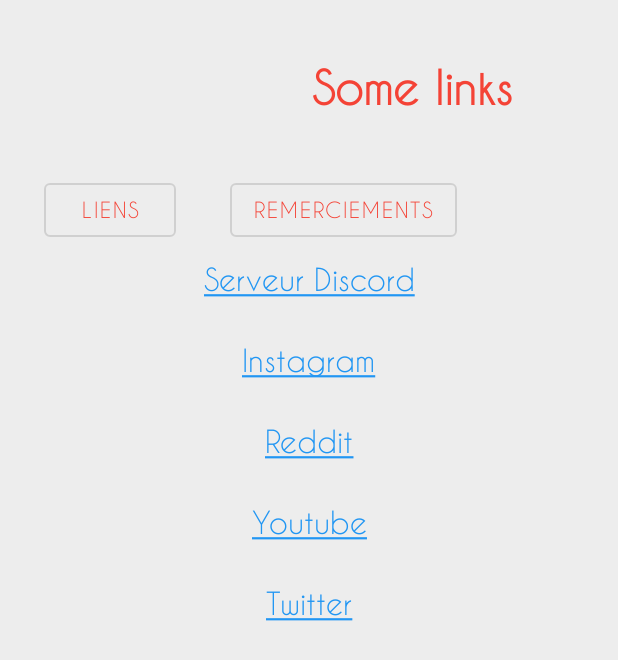
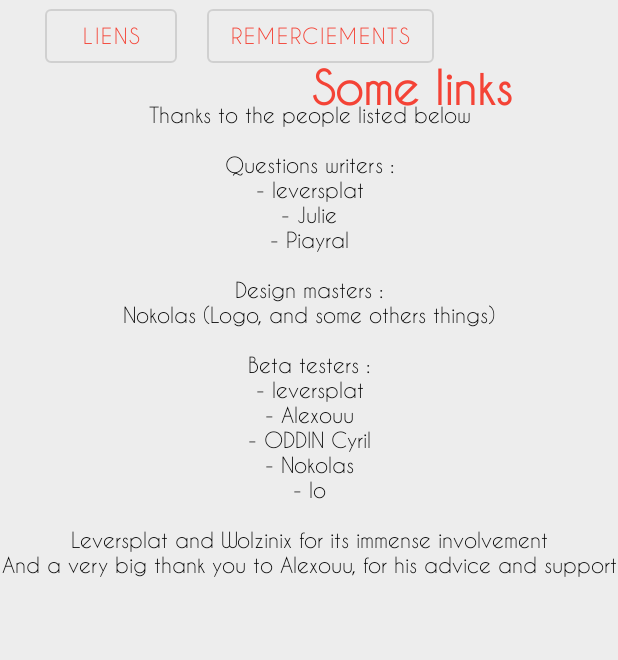
Before and after one commit to jojoyel/jojozquizzapp, an Android app: the LinksActivity screen opened directly, with no data from a screen before it, after a tap on "REMERCIEMENTS", on a phone screen of 412 x 824 dp. Shown: the top 660 px of the screen. Run offline under Robolectric (Android 15) with nearby library versions, the phone set to English and light mode, and no system bars; our stand-ins replace AdMob, data binding; network calls fail.

Commit message:
Fixed switch fragments in LinksActivity, removed ThanksActivity btw

```diff
--- a/app/src/main/AndroidManifest.xml
+++ b/app/src/main/AndroidManifest.xml
@@ -48,9 +48,6 @@
 		<activity
 			android:name=".SelectCategoriesActivity"
 			android:screenOrientation="portrait" />
-		<activity
-			android:name=".ThanksActivity"
-			android:screenOrientation="portrait" />
 
 		<meta-data
 			android:name="com.google.android.gms.ads.APPLICATION_ID"
--- a/app/src/main/java/com/jojo/jojozquizz/LinksActivity.java
+++ b/app/src/main/java/com/jojo/jojozquizz/LinksActivity.java
@@ -1,11 +1,16 @@
 package com.jojo.jojozquizz;
 
+import static android.content.ContentValues.TAG;
+
 import android.os.Bundle;
+import android.util.Log;
+import android.view.ContextThemeWrapper;
 import android.view.View;
 
 import androidx.appcompat.app.AppCompatActivity;
 import androidx.databinding.DataBindingUtil;
 import androidx.fragment.app.Fragment;
+import androidx.fragment.app.FragmentManager;
 
 import com.google.android.gms.ads.AdRequest;
 import com.google.android.gms.ads.AdView;
@@ -17,6 +22,7 @@
 	ActivityLinksBinding mBinding;
 
 	Fragment mLinksFragment, mThanksFragment;
+	FragmentManager mFragmentManager;
 
 	@Override
 	protected void onCreate(Bundle savedInstanceState) {
@@ -30,11 +36,13 @@
 		AdRequest adRequest = new AdRequest.Builder().build();
 		mAdView.loadAd(adRequest);
 
+		mFragmentManager = getSupportFragmentManager();
+
 		mLinksFragment = new LinksFragment();
-		getSupportFragmentManager().beginTransaction()
-			.add(R.id.frame_layout_links, mLinksFragment)
+		mThanksFragment = new ThanksFragment();
+		mFragmentManager.beginTransaction()
+			.replace(R.id.frame_layout_links, mLinksFragment)
 			.commit();
-		mThanksFragment = new ThanksFragment();
 	}
 
 	@Override
@@ -44,17 +52,17 @@
 		if (id == R.id.links_activity_show_links) {
 			if (mLinksFragment == null) {
 				mLinksFragment = new LinksFragment();
-				getSupportFragmentManager().beginTransaction()
-					.add(R.id.frame_layout_links, mLinksFragment)
-					.commit();
 			}
+			mFragmentManager.beginTransaction()
+				.replace(R.id.frame_layout_links, mLinksFragment)
+				.commit();
 		} else if (id == R.id.links_activity_show_thanks) {
 			if (mThanksFragment == null) {
 				mThanksFragment = new ThanksFragment();
-				getSupportFragmentManager().beginTransaction()
-					.add(R.id.frame_layout_links, mThanksFragment)
-					.commit();
 			}
+			mFragmentManager.beginTransaction()
+				.replace(R.id.frame_layout_links, mThanksFragment)
+				.commit();
 		}
 	}
 }
--- a/app/src/main/java/com/jojo/jojozquizz/ThanksFragment.java
+++ b/app/src/main/java/com/jojo/jojozquizz/ThanksFragment.java
@@ -14,7 +14,7 @@
 	@Nullable
 	@Override
 	public View onCreateView(@NonNull LayoutInflater inflater, @Nullable ViewGroup container, @Nullable Bundle savedInstanceState) {
-		View view = inflater.inflate(R.layout.fragment_thanks, container);
+		View view = inflater.inflate(R.layout.fragment_thanks, container, false);
 
 		return view;
 	}
--- a/app/src/main/res/layout/activity_links.xml
+++ b/app/src/main/res/layout/activity_links.xml
@@ -16,7 +16,7 @@
 		tools:context=".LinksActivity">
 
 		<TextView
-			android:id="@+id/activity_main_text_title"
+			android:id="@+id/activity_links_text_title"
 			style="@style/ActivityTitle"
 			android:layout_width="wrap_content"
 			android:layout_height="wrap_content"
@@ -35,11 +35,10 @@
 			style="@style/Widget.MaterialComponents.Button.OutlinedButton"
 			android:layout_width="wrap_content"
 			android:layout_height="wrap_content"
+			android:layout_marginStart="30dp"
+			android:layout_marginTop="20dp"
 			android:onClick="@{handler::onButtonClick}"
-			android:layout_marginTop="20dp"
-			android:text="Liens"
-			app:layout_constraintEnd_toStartOf="@+id/guideline3"
-			app:layout_constraintHorizontal_bias="0.25"
+			android:text="@string/links_button"
 			app:layout_constraintStart_toStartOf="parent"
 			app:layout_constraintTop_toBottomOf="@+id/activity_main_text_title" />
 
@@ -48,18 +47,17 @@
 			style="@style/Widget.MaterialComponents.Button.OutlinedButton"
 			android:layout_width="wrap_content"
 			android:layout_height="wrap_content"
+			android:layout_marginStart="20dp"
 			android:onClick="@{handler::onButtonClick}"
-			android:text="Remerciements"
-			app:layout_constraintEnd_toEndOf="parent"
-			app:layout_constraintHorizontal_bias="0.25"
+			android:text="@string/thanks_button"
 			app:layout_constraintStart_toEndOf="@+id/links_activity_show_links"
 			app:layout_constraintTop_toTopOf="@+id/links_activity_show_links" />
 
 		<FrameLayout
 			android:id="@+id/frame_layout_links"
-			android:layout_width="409dp"
+			android:layout_width="0dp"
 			android:layout_height="0dp"
-			android:layout_marginTop="10dp"
+			android:layout_marginTop="20dp"
 			app:layout_constraintBottom_toTopOf="@+id/adView"
 			app:layout_constraintEnd_toEndOf="parent"
 			app:layout_constraintStart_toStartOf="parent"
--- a/app/src/main/res/layout/fragment_thanks.xml
+++ b/app/src/main/res/layout/fragment_thanks.xml
@@ -2,7 +2,7 @@
 <FrameLayout xmlns:android="http://schemas.android.com/apk/res/android"
 	xmlns:tools="http://schemas.android.com/tools"
 	android:layout_width="match_parent"
-	android:layout_height="match_parent"
+	android:layout_height="wrap_content"
 	tools:context=".ThanksFragment">
 
 	<TextView
--- a/app/src/main/res/values/strings.xml
+++ b/app/src/main/res/values/strings.xml
@@ -42,7 +42,7 @@
 	<string name="content_description_image_bonus_3" translatable="false">Image bonus 3</string>
 	<string name="content_description_plus">Button +</string>
 
-	<string name="thanks_text">Thanks to the people listed below<br /><br />Questions writers :<br />- leversplat<br />- Julie<br />- Piayral<br /><br />Design masters :<br />Nokolas (Logo, and some others things)<br /><br />Beta testers :<br />- leversplat<br />- Alexouu<br />- ODDIN Cyril<br />- Nokolas<br />- lo<br /><br />Leversplat and Wolzinix for its immense involvement<br />And a very big thank you to Alexouu, for his advice and support</string>
+	<string name="thanks_text">Thanks to the people listed below\n\n<br /><br />Questions writers :\n<br />- leversplat\n<br />- Julie\n<br />- Piayral\n<br />\n<br />Design masters :\n<br />Nokolas (Logo, and some others things)\n<br />\n<br />Beta testers :\n<br />- leversplat\n<br />- Alexouu\n<br />- ODDIN Cyril\n<br />- Nokolas\n<br />- lo\n<br />\n<br />Leversplat and Wolzinix for its immense involvement\n<br />And a very big thank you to Alexouu, for his advice and support</string>
 	<string name="niu_text">All the features planned for the next versions:<br />- New game mode<br />- New predefined games<br />- Sounds and music (normally ^^)<br /><br />And of course more questions and categories</string>
 	<string name="niu_title" translatable="false">Next Important Update</string>
 	<string name="link_instagram" translatable="false">Instagram</string>
@@ -178,5 +178,7 @@
 	<string name="leave_game">Exit game</string>
 	<string name="lives_text">Lives : %d</string>
 	<string name="game_information_title">Game information</string>
+	<string name="links_button">Liens</string>
+	<string name="thanks_button">Remerciements</string>
 
 </resources>
```
Also changed, not shown: app/src/main/java/com/jojo/jojozquizz/ThanksActivity.java (deleted, +0 -21 lines), app/src/main/res/layout/activity_thanks.xml (deleted, +0 -25 lines), 1 other file.
